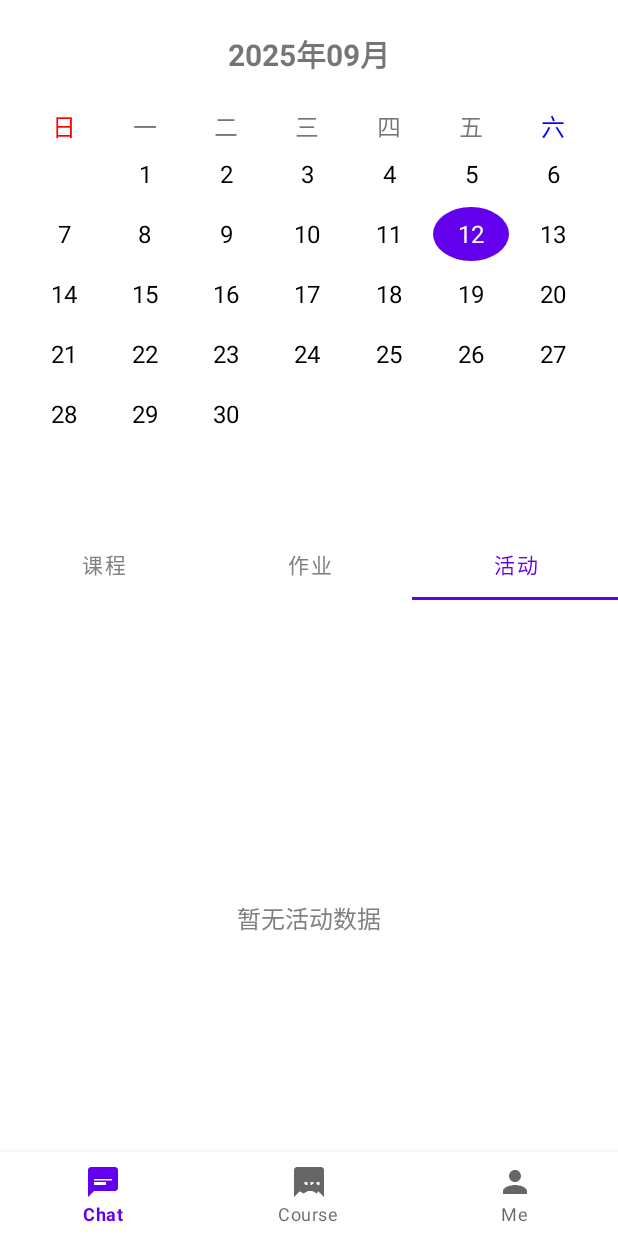
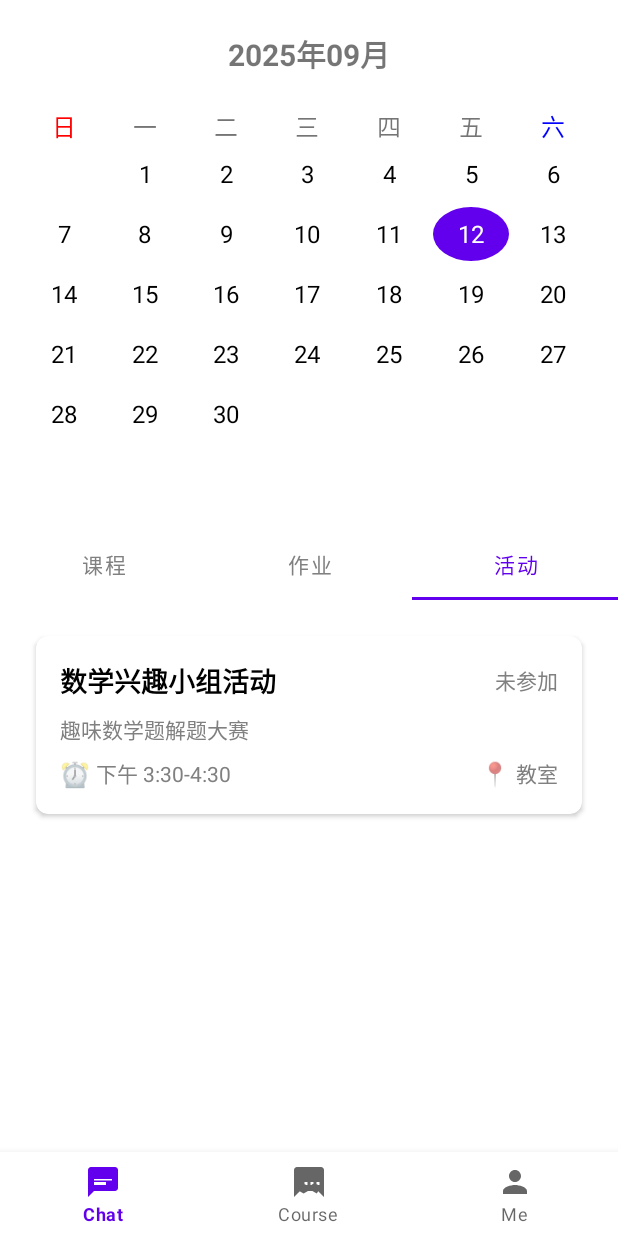
Before and after one commit to njuwelkin/assistant, an Android app: the CourseFragment screen opened through its navigation route, tab 3 chosen, on a phone screen of 412 x 824 dp. Run offline under Robolectric (Android 15) with nearby library versions, the phone set to English and light mode, and no system bars; our stand-ins replace navigation-ui.

Commit message:
implement activities tab

```diff
--- a/app/src/main/java/com/example/assistant/ui/course/CourseFragment.java
+++ b/app/src/main/java/com/example/assistant/ui/course/CourseFragment.java
@@ -17,9 +17,11 @@ import com.example.assistant.databinding.FragmentCourseBinding;
 import com.example.assistant.ui.course.adapter.CourseTabAdapter;
 import com.example.assistant.ui.course.tab.CoursesFragment;
 import com.example.assistant.ui.course.tab.AssignmentsFragment;
+import com.example.assistant.ui.course.tab.ActivitiesFragment;
 import com.example.assistant.R;
 import com.example.assistant.ui.course.model.Course;
 import com.example.assistant.ui.course.CourseViewModel;
+import com.example.assistant.ui.course.model.Activity;
 
 import com.google.android.material.tabs.TabLayout;
 import com.google.android.material.tabs.TabLayoutMediator;
@@ -109,6 +111,17 @@ public class CourseFragment extends Fragment {
                 Log.d("CourseFragment", "AssignmentsFragment实例: " + (assignmentsFragment != null ? "不为空" : "为空"));
                 if (assignmentsFragment != null) {
                     assignmentsFragment.setAssignments(assignments);
+                }
+            }
+        });
+
+        // 监听活动数据变化，将数据传递给活动标签页Fragment
+        courseViewModel.getActivities().observe(getViewLifecycleOwner(), activities -> {
+            Log.d("CourseFragment", "接收到活动数据更新，数量: " + (activities != null ? activities.size() : 0));
+            if (courseTabAdapter != null) {
+                ActivitiesFragment activitiesFragment = courseTabAdapter.getActivitiesFragment();
+                if (activitiesFragment != null) {
+                    activitiesFragment.setActivities(activities);
                 }
             }
         });
--- a/app/src/main/java/com/example/assistant/ui/course/CourseViewModel.java
+++ b/app/src/main/java/com/example/assistant/ui/course/CourseViewModel.java
@@ -8,6 +8,7 @@ import android.util.Log;
 
 import com.example.assistant.ui.course.model.Course;
 import com.example.assistant.ui.course.model.Assignment;
+import com.example.assistant.ui.course.model.Activity;
 
 import java.util.ArrayList;
 import java.util.Date;
@@ -27,9 +28,9 @@ public class CourseViewModel extends ViewModel {
         return _assignments;
     }
 
-    // 活动数据（暂时为空）
-    private final MutableLiveData<List<Object>> _activities = new MutableLiveData<>(new ArrayList<>());
-    public LiveData<List<Object>> getActivities() {
+    // 活动数据
+    private final MutableLiveData<List<Activity>> _activities = new MutableLiveData<>(new ArrayList<>());
+    public LiveData<List<Activity>> getActivities() {
         return _activities;
     }
 
@@ -66,6 +67,20 @@ public class CourseViewModel extends ViewModel {
         Log.d("CourseViewModel", "生成作业数据数量: " + assignments.size());
         _assignments.setValue(assignments);
         Log.d("CourseViewModel", "作业数据已设置到LiveData");
+
+        // 同时加载该日期的活动
+        loadActivities(date);
+    }
+
+    // 加载指定日期的活动
+    public void loadActivities(String date) {
+        Log.d("CourseViewModel", "加载日期: " + date + " 的活动数据");
+        // 这里应该是从API或数据库加载活动数据
+        // 为了演示，我们创建一些模拟活动数据
+        List<Activity> activities = generateMockActivities(date);
+        Log.d("CourseViewModel", "生成活动数据数量: " + activities.size());
+        _activities.setValue(activities);
+        Log.d("CourseViewModel", "活动数据已设置到LiveData");
     }
 
     // 生成模拟课程数据
@@ -181,4 +196,90 @@ public class CourseViewModel extends ViewModel {
 
         return assignments;
     }
+
+    // 生成模拟活动数据
+    private List<Activity> generateMockActivities(String date) {
+        List<Activity> activities = new ArrayList<>();
+
+        // 获取日期中的日部分
+        String dayOfMonth = date.substring(date.lastIndexOf('-') + 1);
+        int day = Integer.parseInt(dayOfMonth);
+
+        // 根据不同日期生成不同的活动数据
+        if (day % 5 == 1) {
+            activities.add(new Activity(
+                    "activity-" + date + "-1",
+                    "班级图书角阅读分享会",
+                    "分享你最近读过的好书，交流阅读心得",
+                    date,
+                    "下午 3:30-4:30",
+                    "教室",
+                    false
+            ));
+        } else if (day % 5 == 2) {
+            activities.add(new Activity(
+                    "activity-" + date + "-1",
+                    "数学兴趣小组活动",
+                    "趣味数学题解题大赛",
+                    date,
+                    "下午 3:30-4:30",
+                    "教室",
+                    false
+            ));
+        } else if (day % 5 == 3) {
+            activities.add(new Activity(
+                    "activity-" + date + "-1",
+                    "美术手工制作课",
+                    "环保材料创作比赛",
+                    date,
+                    "下午 3:30-4:30",
+                    "美术室",
+                    false
+            ));
+        } else if (day % 5 == 4) {
+            activities.add(new Activity(
+                    "activity-" + date + "-1",
+                    "班级运动会准备",
+                    "为下周运动会进行赛前训练",
+                    date,
+                    "下午 3:30-4:30",
+                    "操场",
+                    false
+            ));
+        } else {
+            activities.add(new Activity(
+                    "activity-" + date + "-1",
+                    "班级主题班会",
+                    "文明礼仪伴我行主题讨论",
+                    date,
+                    "下午 3:30-4:30",
+                    "教室",
+                    false
+            ));
+            activities.add(new Activity(
+                    "activity-" + date + "-2",
+                    "英语角活动",
+                    "英语日常对话练习",
+                    date,
+                    "下午 4:30-5:30",
+                    "校园花园",
+                    false
+            ));
+        }
+
+        // 添加一些通用的学校活动
+        if (day % 7 == 0) {
+            activities.add(new Activity(
+                    "activity-" + date + "-special",
+                    "学校升旗仪式",
+                    "全校师生参加的升旗仪式",
+                    date,
+                    "上午 7:30-8:00",
+                    "操场",
+                    false
+            ));
+        }
+
+        return activities;
+    }
 }
--- a/app/src/main/java/com/example/assistant/ui/course/adapter/CourseTabAdapter.java
+++ b/app/src/main/java/com/example/assistant/ui/course/adapter/CourseTabAdapter.java
@@ -59,4 +59,10 @@ public class CourseTabAdapter extends FragmentStateAdapter {
         Log.d("CourseTabAdapter", "返回AssignmentsFragment实例: " + (assignmentsFragment != null ? "不为空" : "为空"));
         return assignmentsFragment;
     }
+
+    // 获取活动标签页Fragment，用于外部更新数据
+    public ActivitiesFragment getActivitiesFragment() {
+        Log.d("CourseTabAdapter", "返回ActivitiesFragment实例: " + (activitiesFragment != null ? "不为空" : "为空"));
+        return activitiesFragment;
+    }
 }
--- /dev/null
+++ b/app/src/main/java/com/example/assistant/ui/course/model/Activity.java
@@ -0,0 +1,77 @@
+package com.example.assistant.ui.course.model;
+
+public class Activity {
+    private String id;
+    private String title;
+    private String description;
+    private String date;
+    private String time;
+    private String location;
+    private boolean isAttended;
+
+    public Activity(String id, String title, String description, String date, String time, String location, boolean isAttended) {
+        this.id = id;
+        this.title = title;
+        this.description = description;
+        this.date = date;
+        this.time = time;
+        this.location = location;
+        this.isAttended = isAttended;
+    }
+
+    public String getId() {
+        return id;
+    }
+
+    public void setId(String id) {
+        this.id = id;
+    }
+
+    public String getTitle() {
+        return title;
+    }
+
+    public void setTitle(String title) {
+        this.title = title;
+    }
+
+    public String getDescription() {
+        return description;
+    }
+
+    public void setDescription(String description) {
+        this.description = description;
+    }
+
+    public String getDate() {
+        return date;
+    }
+
+    public void setDate(String date) {
+        this.date = date;
+    }
+
+    public String getTime() {
+        return time;
+    }
+
+    public void setTime(String time) {
+        this.time = time;
+    }
+
+    public String getLocation() {
+        return location;
+    }
+
+    public void setLocation(String location) {
+        this.location = location;
+    }
+
+    public boolean isAttended() {
+        return isAttended;
+    }
+
+    public void setAttended(boolean attended) {
+        isAttended = attended;
+    }
+}
--- a/app/src/main/res/layout/fragment_activities.xml
+++ b/app/src/main/res/layout/fragment_activities.xml
@@ -2,17 +2,25 @@
 <LinearLayout xmlns:android="http://schemas.android.com/apk/res/android"
     android:layout_width="match_parent"
     android:layout_height="match_parent"
-    android:gravity="center"
     android:orientation="vertical"
     android:padding="16dp">
+
+    <!-- 活动列表 -->
+    <androidx.recyclerview.widget.RecyclerView
+        android:id="@+id/activities_recycler_view"
+        android:layout_width="match_parent"
+        android:layout_height="match_parent"
+        android:visibility="visible" />
 
     <!-- 空白状态提示文本 -->
     <TextView
         android:id="@+id/empty_text"
         android:layout_width="wrap_content"
         android:layout_height="wrap_content"
+        android:layout_gravity="center"
         android:text="暂无活动数据"
         android:textColor="@color/gray"
-        android:textSize="16sp" />
+        android:textSize="16sp"
+        android:visibility="gone" />
 
 </LinearLayout>
--- /dev/null
+++ b/app/src/main/res/layout/item_activity.xml
@@ -0,0 +1,91 @@
+<?xml version="1.0" encoding="utf-8"?>
+<androidx.cardview.widget.CardView xmlns:android="http://schemas.android.com/apk/res/android"
+    xmlns:app="http://schemas.android.com/apk/res-auto"
+    android:layout_width="match_parent"
+    android:layout_height="wrap_content"
+    android:layout_margin="8dp"
+    app:cardBackgroundColor="@color/white"
+    app:cardElevation="2dp"
+    app:cardCornerRadius="8dp">
+
+    <LinearLayout
+        android:layout_width="match_parent"
+        android:layout_height="wrap_content"
+        android:orientation="vertical"
+        android:padding="16dp">
+
+        <LinearLayout
+            android:layout_width="match_parent"
+            android:layout_height="wrap_content"
+            android:orientation="horizontal"
+            android:gravity="center_vertical">
+
+            <TextView
+                android:id="@+id/activity_title"
+                android:layout_width="0dp"
+                android:layout_height="wrap_content"
+                android:layout_weight="1"
+                android:textSize="18sp"
+                android:textStyle="bold"
+                android:textColor="@color/black" />
+
+            <TextView
+                android:id="@+id/activity_status"
+                android:layout_width="wrap_content"
+                android:layout_height="wrap_content"
+                android:textSize="14sp"
+                android:textColor="@color/gray" />
+        </LinearLayout>
+
+        <TextView
+            android:id="@+id/activity_description"
+            android:layout_width="match_parent"
+            android:layout_height="wrap_content"
+            android:layout_marginTop="8dp"
+            android:textSize="14sp"
+            android:textColor="@color/gray"
+            android:maxLines="2"
+            android:ellipsize="end" />
+
+        <LinearLayout
+            android:layout_width="match_parent"
+            android:layout_height="wrap_content"
+            android:layout_marginTop="8dp"
+            android:orientation="horizontal"
+            android:gravity="center_vertical">
+
+            <TextView
+                android:layout_width="wrap_content"
+                android:layout_height="wrap_content"
+                android:text="⏰"
+                android:textSize="16sp" />
+
+            <TextView
+                android:id="@+id/activity_time"
+                android:layout_width="0dp"
+                android:layout_height="wrap_content"
+                android:layout_weight="1"
+                android:layout_marginLeft="4dp"
+                android:textSize="14sp"
+                android:textColor="@color/gray" />
+
+            <TextView
+                android:layout_width="wrap_content"
+                android:layout_height="wrap_content"
+                android:text="📍"
+                android:textSize="16sp" />
+
+            <TextView
+                android:id="@+id/activity_location"
+                android:layout_width="wrap_content"
+                android:layout_height="wrap_content"
+                android:layout_marginLeft="4dp"
+                android:textSize="14sp"
+                android:textColor="@color/gray"
+                android:maxLines="1"
+                android:ellipsize="end" />
+        </LinearLayout>
+
+    </LinearLayout>
+
+</androidx.cardview.widget.CardView>
--- a/app/src/main/res/values/colors.xml
+++ b/app/src/main/res/values/colors.xml
@@ -11,4 +11,5 @@
     <color name="blue">#FF0000FF</color>
     <color name="gray">#FF808080</color>
     <color name="light_gray">#FFEEEEEE</color>
+    <color name="green">#FF00FF00</color>
 </resources>
```
Also changed, not shown: app/src/main/java/com/example/assistant/ui/course/adapter/ActivityAdapter.java (added, +65 -0 lines), app/src/main/java/com/example/assistant/ui/course/tab/ActivitiesFragment.java (+101 -4 lines).
